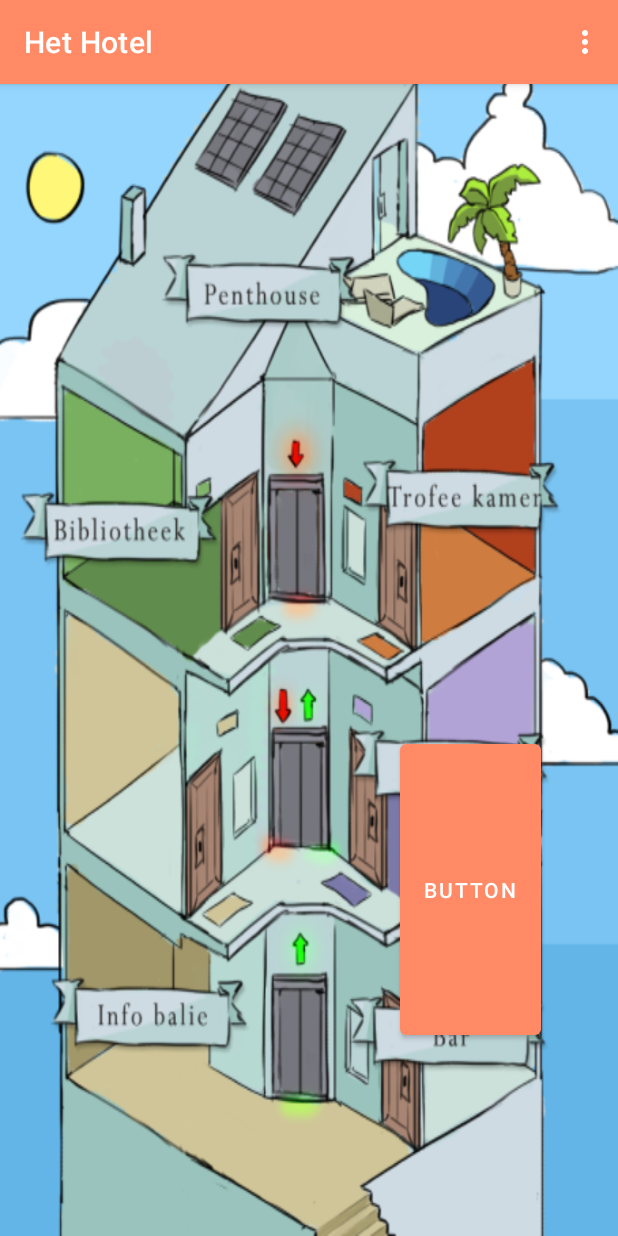
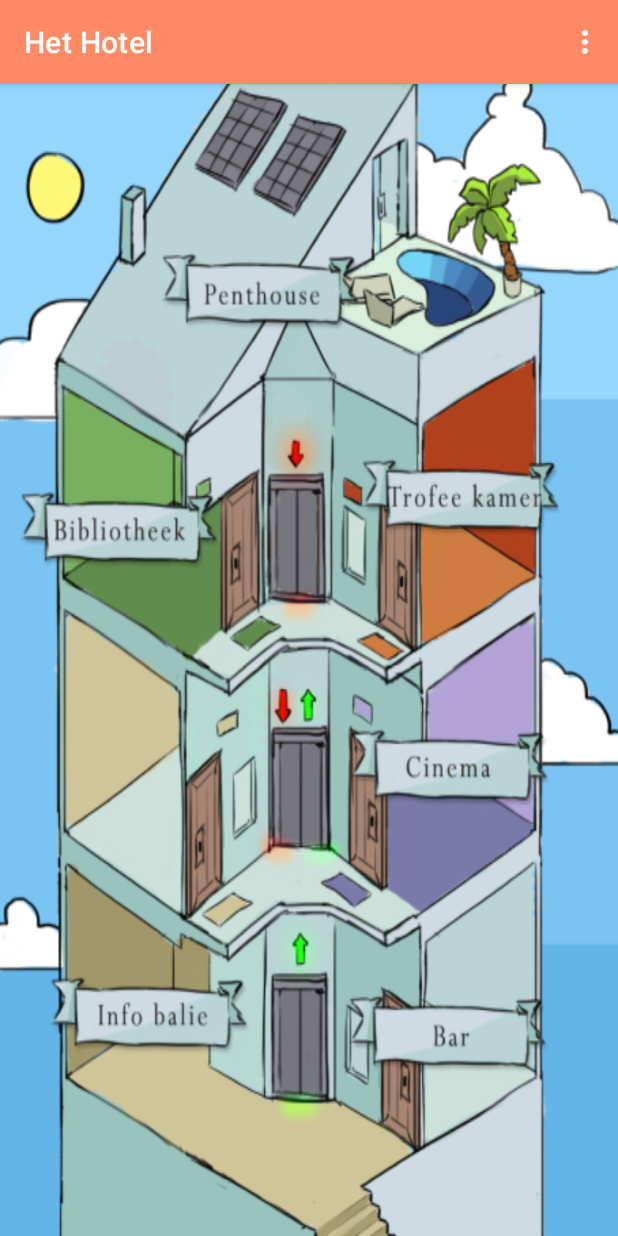
Before and after one commit to HoGent-Projecten3/projecten3-2021-android-f3, an Android app: the HotelFragment screen opened directly, with no data from a screen before it, on a phone screen of 412 x 824 dp. Run offline under Robolectric (Android 15) with nearby library versions, the phone set to English and light mode, and no system bars; our stand-ins replace Dagger/Hilt's generated code, data binding, navigation-ui; network calls fail.

Commit message:
Fix  layout fixes after merge

```diff
--- a/app/src/main/java/com/example/faith/HotelFragment.kt
+++ b/app/src/main/java/com/example/faith/HotelFragment.kt
@@ -75,12 +75,10 @@ class HotelFragment : Fragment() {
     {
       when (kamer.id)
       {
-          // TODO
-          R.id.image_bar -> Toast.makeText(activity, "Bar", Toast.LENGTH_SHORT).show()
+          R.id.image_bar -> Navigation.findNavController(kamer).navigate(R.id.action_hotelFragment_to_chatFragment)
           //Navigate to cinema room
           R.id.image_cinema -> Navigation.findNavController(kamer)
               .navigate(R.id.action_hotelFragment_to_cinemaFragment)
-          // TODO
           R.id.image_infobalie -> Toast.makeText(activity, "Infobalie", Toast.LENGTH_SHORT).show()
           // TODO
           R.id.image_trofeeKamer -> Toast.makeText(getActivity(), "Trofee", Toast.LENGTH_SHORT)
--- a/app/src/main/java/com/example/faith/data/AppDatabase.kt
+++ b/app/src/main/java/com/example/faith/data/AppDatabase.kt
@@ -14,7 +14,7 @@ import com.example.faith.utilities.DATABASE_NAME
  * @author Remi Mestdagh
  */
 
-@Database(entities = arrayOf(Medium::class,Bericht::class), version = 1, exportSchema = false)
+@Database(entities = arrayOf(Medium::class,Bericht::class), version = 2, exportSchema = false)
 @TypeConverters(Converters::class)
 abstract class AppDatabase : RoomDatabase() {
     abstract fun mediumDao(): MediumDao
--- a/app/src/main/res/layout/doel_view.xml
+++ b/app/src/main/res/layout/doel_view.xml
@@ -11,7 +11,8 @@
 
     <androidx.constraintlayout.widget.ConstraintLayout
         android:layout_width="match_parent"
-        android:layout_height="wrap_content">
+        android:layout_height="wrap_content"
+        android:paddingTop="20dp">
 
         <TextView
             android:id="@+id/doel_text"
--- a/app/src/main/res/layout/fragment_hotel.xml
+++ b/app/src/main/res/layout/fragment_hotel.xml
@@ -57,15 +57,15 @@
 
             <Button
                 android:id="@+id/image_penthouse"
-                android:layout_width="183dp"
-                android:layout_height="126dp"
-                android:text="Button"
-                android:visibility="invisible"
+                android:layout_width="219dp"
+                android:layout_height="157dp"
+                android:visibility="visible"
                 app:layout_constraintEnd_toEndOf="parent"
                 app:layout_constraintHorizontal_bias="0.833"
                 app:layout_constraintStart_toStartOf="parent"
                 app:layout_constraintTop_toTopOf="parent"
-                android:layout_marginTop="56dp" />
+                android:layout_marginTop="56dp"
+                android:background="@android:color/transparent" />
 
             <Button
                 android:id="@+id/image_infobalie"
@@ -82,18 +82,18 @@
 
             <Button
                 android:id="@+id/image_bar"
-                android:layout_width="wrap_content"
-                android:layout_height="100dp"
+                android:layout_width="135dp"
+                android:layout_height="118dp"
                 android:layout_marginStart="92dp"
                 android:layout_marginBottom="72dp"
-                android:text="Button"
 
                 android:visibility="visible"
 
                 app:layout_constraintBottom_toBottomOf="parent"
                 app:layout_constraintEnd_toEndOf="parent"
                 app:layout_constraintHorizontal_bias="0.215"
-                app:layout_constraintStart_toEndOf="@+id/image_infobalie" />
+                app:layout_constraintStart_toEndOf="@+id/image_infobalie"
+                android:background="@android:color/transparent" />
 
 
         </androidx.constraintlayout.widget.ConstraintLayout>
--- a/app/src/main/res/layout/fragment_penthouse.xml
+++ b/app/src/main/res/layout/fragment_penthouse.xml
@@ -2,6 +2,11 @@
 <layout xmlns:android="http://schemas.android.com/apk/res/android"
     xmlns:app="http://schemas.android.com/apk/res-auto"
     xmlns:tools="http://schemas.android.com/tools">
+
+    <androidx.coordinatorlayout.widget.CoordinatorLayout
+        android:layout_width="match_parent"
+        android:layout_height="match_parent"
+        android:fitsSystemWindows="true">
 
         <androidx.constraintlayout.widget.ConstraintLayout
             android:layout_width="match_parent"
@@ -64,4 +69,5 @@
                 app:layout_constraintTop_toTopOf="parent" />
 
         </androidx.constraintlayout.widget.ConstraintLayout>
+    </androidx.coordinatorlayout.widget.CoordinatorLayout>
 </layout>
--- a/app/src/main/res/navigation/navigation.xml
+++ b/app/src/main/res/navigation/navigation.xml
@@ -107,12 +107,12 @@
     <fragment
         android:id="@+id/chatFragment"
         android:name="com.example.faith.ChatFragment"
-        android:label="ChatFragment" />
+        android:label="De bar" />
 
         android:label="MediumListFragment" />
     <fragment
         android:id="@+id/penthouseFragment"
         android:name="com.example.faith.PenthouseFragment"
-        android:label="Penthouse"
+        android:label="Het penthouse"
         tools:layout="@layout/fragment_penthouse" />
 </navigation>
```
Lines whose indentation alone changed are shown as unchanged.
